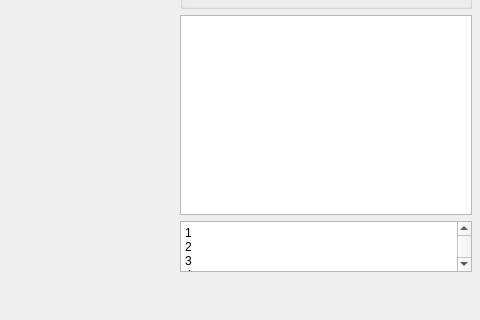
Old version of the form data/ui/main_window.ui in the repository gg-master/VISDOM_project; both pictures show x 701 to 1181 and y 332 to 652 of the 1181 by 652 pixel window.
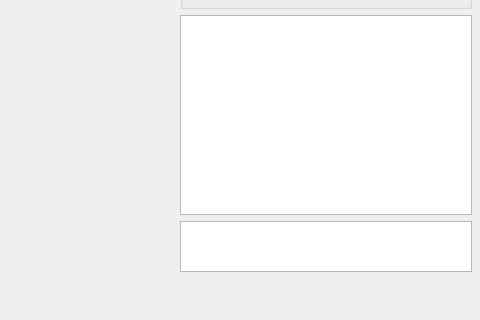
New version of the form. Custom widgets are drawn as their Qt base class.

What changed in the file:
```diff
--- a/data/ui/main_window.ui
+++ b/data/ui/main_window.ui
@@ -549,12 +549,7 @@
            <bool>true</bool>
           </property>
           <property name="plainText">
-           <string>1
-2
-3
-4
-5
-6</string>
+           <string/>
           </property>
          </widget>
         </item>
```
